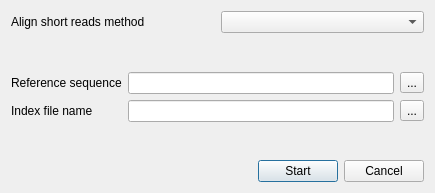
Before: the Qt Designer form src/corelibs/U2View/src/util_dna_assembly/ui/BuildIndexFromRefDialog.ui in violethaze74/ugene, drawn with Qt 5.
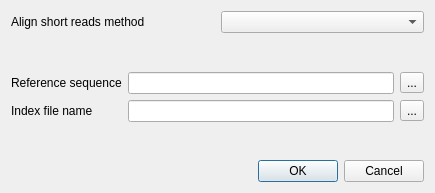
After: the same form once the commit is applied.

Commit message: Help system for all dialogs, UI improvements for all dialogs.

Diff of the .ui file:
```diff
--- a/src/corelibs/U2View/src/util_dna_assembly/ui/BuildIndexFromRefDialog.ui
+++ b/src/corelibs/U2View/src/util_dna_assembly/ui/BuildIndexFromRefDialog.ui
@@ -139,39 +139,15 @@
        </property>
       </spacer>
      </item>
-     <item>
-      <layout class="QHBoxLayout" name="horizontalLayout">
-       <item>
-        <spacer name="horizontalSpacer">
-         <property name="orientation">
-          <enum>Qt::Horizontal</enum>
-         </property>
-         <property name="sizeHint" stdset="0">
-          <size>
-           <width>40</width>
-           <height>20</height>
-          </size>
-         </property>
-        </spacer>
-       </item>
-       <item>
-        <widget class="QPushButton" name="buildButton">
-         <property name="text">
-          <string>Start</string>
-         </property>
-        </widget>
-       </item>
-       <item>
-        <widget class="QPushButton" name="cancelButton">
-         <property name="text">
-          <string>Cancel</string>
-         </property>
-        </widget>
-       </item>
-      </layout>
-     </item>
     </layout>
    </item>
+   <item row="1" column="0">
+    <widget class="QDialogButtonBox" name="buttonBox">
+     <property name="standardButtons">
+      <set>QDialogButtonBox::Cancel|QDialogButtonBox::Ok</set>
+     </property>
+    </widget>
+   </item>
   </layout>
  </widget>
  <resources/>
```
Left out of the diff: 24 changed lines with no effect on the pictures. The commit also changes 309 other files.
